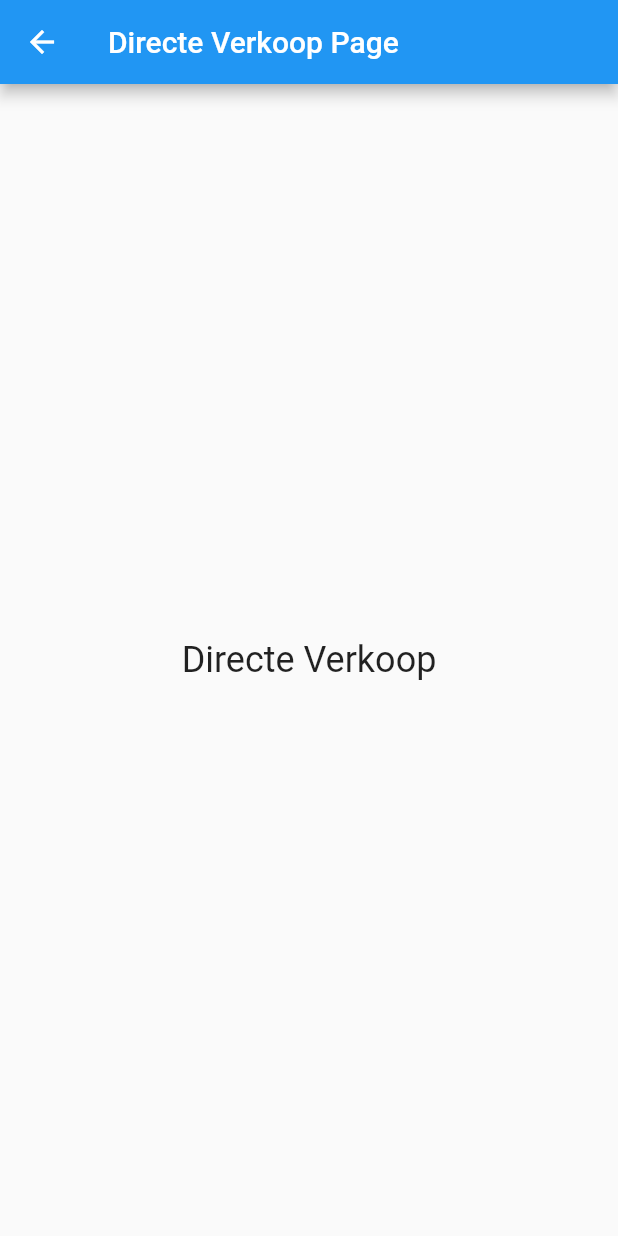
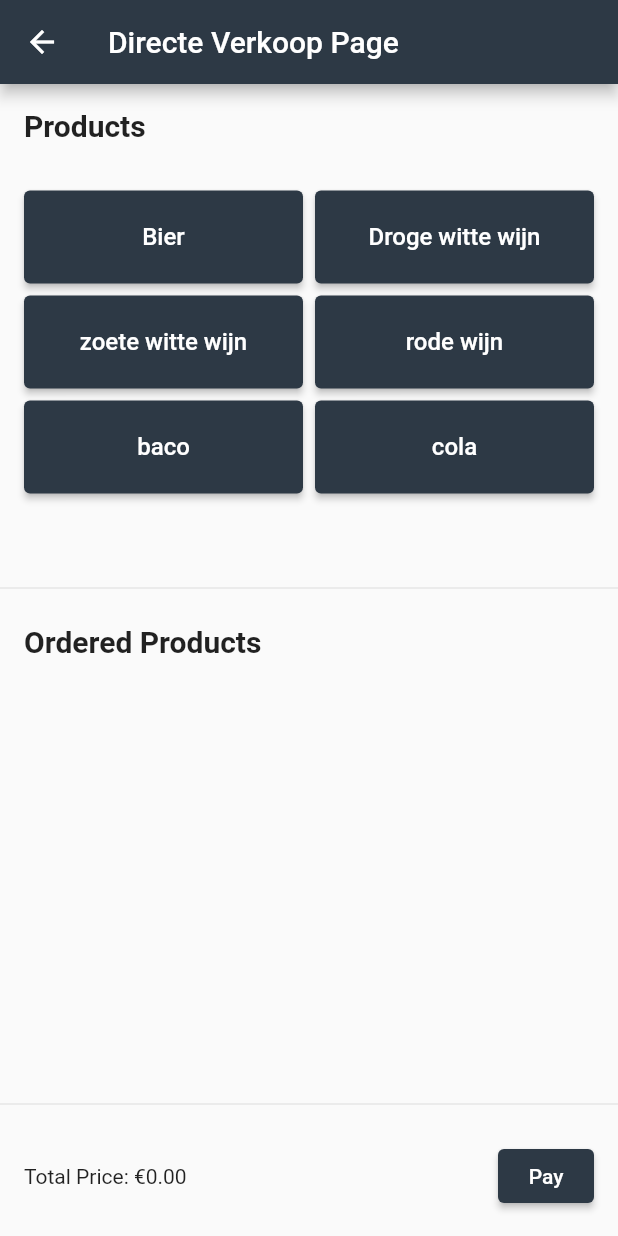
Before and after one commit to tomlommerse/kassakameraad, a Flutter app: the DirecteVerkoopPage screen opened by its route, on a phone screen of 412 x 824 dp. Run offline on Flutter 3.47's test engine with Material 2 defaults, Android fonts, the phone set to English and light mode, and no system bars.

Commit message:
directe verkoop pagina

```diff
--- a/lib/directe_verkoop_page.dart
+++ b/lib/directe_verkoop_page.dart
@@ -1,17 +1,193 @@
 import 'package:flutter/material.dart';
 
-class DirecteVerkoopPage extends StatelessWidget {
+class DirecteVerkoopPage extends StatefulWidget {
+  @override
+  _DirecteVerkoopPageState createState() => _DirecteVerkoopPageState();
+}
+
+class _DirecteVerkoopPageState extends State<DirecteVerkoopPage> {
+  static const Color primaryColor = Color(0xFF2D3945);
+  static const Color cancelButtonColor = Color(0xFFff0000);
+
+  static const TextStyle headingTextStyle = TextStyle(fontSize: 20.0, fontWeight: FontWeight.bold);
+  static const TextStyle productTextStyle = TextStyle(fontSize: 16.0);
+
+  Map<String, double> products = {
+    'Bier': 2.5,
+    'Droge witte wijn': 3.0,
+    'zoete witte wijn': 1.75,
+    'rode wijn': 2.0,
+    'baco': 3.5,
+    'cola': 2.0,
+  };
+
+  Map<String, int> selectedProducts = {};
+
+  void selectProduct(String product) {
+    setState(() {
+      selectedProducts[product] = (selectedProducts[product] ?? 0) + 1;
+    });
+  }
+
+  void removeProduct(String product) {
+    setState(() {
+      if (selectedProducts[product]! > 1) {
+        selectedProducts[product] = selectedProducts[product]! - 1;
+      } else {
+        selectedProducts.remove(product);
+      }
+    });
+  }
+
+  double calculateTotalPrice() {
+    return selectedProducts.entries.fold(
+      0.0,
+      (total, entry) => total + (products[entry.key]! * entry.value),
+    );
+  }
+
+  void pay() {
+    showDialog(
+      context: context,
+      builder: (BuildContext context) {
+        return AlertDialog(
+          title: Text('Payment Confirmation'),
+          content: Text('Total Price: €${calculateTotalPrice().toStringAsFixed(2)}'),
+          actions: [
+            TextButton(
+              onPressed: () {
+                Navigator.of(context).pop();
+              },
+              child: Text(
+                'Cancel',
+                style: TextStyle(color: cancelButtonColor),
+              ),
+            ),
+            ElevatedButton(
+              onPressed: () {
+                setState(() {
+                  selectedProducts.clear();
+                });
+                Navigator.of(context).pop();
+              },
+              style: ButtonStyle(
+                backgroundColor: MaterialStateProperty.all<Color>(primaryColor),
+              ),
+              child: Text('Confirm'),
+            ),
+          ],
+        );
+      },
+    );
+  }
+
   @override
   Widget build(BuildContext context) {
     return Scaffold(
       appBar: AppBar(
+        backgroundColor: primaryColor,
+        leading: IconButton(
+          icon: Icon(Icons.arrow_back),
+          onPressed: () {
+            Navigator.pop(context);
+          },
+        ),
         title: Text('Directe Verkoop Page'),
       ),
-      body: Center(
-        child: Text(
-          'Directe Verkoop',
-          style: TextStyle(fontSize: 24.0),
-        ),
+      body: Column(
+        crossAxisAlignment: CrossAxisAlignment.stretch,
+        children: [
+          Padding(
+            padding: EdgeInsets.all(16.0),
+            child: Text(
+              'Products',
+              style: headingTextStyle,
+            ),
+          ),
+          Expanded(
+            child: GridView.count(
+              crossAxisCount: 2,
+              childAspectRatio: 3.0,
+              padding: EdgeInsets.all(16.0),
+              mainAxisSpacing: 8.0,
+              crossAxisSpacing: 8.0,
+              children: products.keys.map((product) {
+                return ElevatedButton(
+                  onPressed: () {
+                    selectProduct(product);
+                  },
+                  style: ButtonStyle(
+                    backgroundColor: MaterialStateProperty.all<Color>(primaryColor),
+                  ),
+                  child: Text(
+                    product,
+                    style: productTextStyle,
+                  ),
+                );
+              }).toList(),
+            ),
+          ),
+          Divider(),
+          Padding(
+            padding: EdgeInsets.all(16.0),
+            child: Text(
+              'Ordered Products',
+              style: headingTextStyle,
+            ),
+          ),
+          Expanded(
+            child: ListView.builder(
+              shrinkWrap: true,
+              itemCount: selectedProducts.length,
+              itemBuilder: (context, index) {
+                final product = selectedProducts.keys.elementAt(index);
+                final quantity = selectedProducts[product];
+                final price = products[product]!;
+
+                return ListTile(
+                  title: Row(
+                    mainAxisAlignment: MainAxisAlignment.spaceBetween,
+                    children: [
+                      Text(product),
+                      Text('Price: €${price.toStringAsFixed(2)}'),
+                    ],
+                  ),
+                  trailing: Row(
+                    mainAxisSize: MainAxisSize.min,
+                    children: [
+                      IconButton(
+                        icon: Icon(Icons.remove),
+                        onPressed: () {
+                          removeProduct(product);
+                        },
+                      ),
+                      Text('Qty: $quantity'),
+                    ],
+                  ),
+                );
+              },
+            ),
+          ),
+          Divider(),
+          Padding(
+            padding: EdgeInsets.all(16.0),
+            child: Row(
+              mainAxisAlignment: MainAxisAlignment.spaceBetween,
+              children: [
+                Text('Total Price: €${calculateTotalPrice().toStringAsFixed(2)}'),
+                ElevatedButton(
+                  onPressed: () {
+                    pay();
+                  },
+                  style: ButtonStyle(
+                    backgroundColor: MaterialStateProperty.all<Color>(primaryColor),
+                  ),
+                  child: Text('Pay'),
+                ),
+              ],
+            ),
+          ),
+        ],
       ),
     );
   }
--- a/lib/home_page.dart
+++ b/lib/home_page.dart
@@ -19,7 +19,7 @@ class HomePage extends StatelessWidget {
         ),
         actions: [
           Container(
-            color: Colors.red, // Set the background color to red
+            color: Color(0xFF2D3945), // Set the background color to red
             child: Row(
               children: [
                 Container(
```
Also changed, not shown: pubspec.yaml (line endings or trailing spaces).
